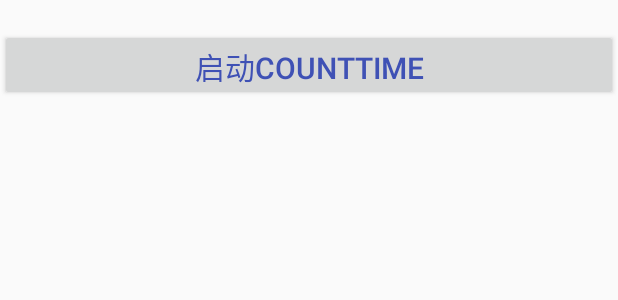
After one commit to zhiyukai/InterviewDemo, an Android app: the layout activity_count_down.xml on its own in the app's theme, with its tools: preview values and no code run, on a phone screen of 412 x 824 dp. The commit adds this screen. Shown: the top 300 px of the screen. Run offline under Robolectric (Android 15) with nearby library versions, the phone set to English and light mode, and no system bars.

Commit message:
周日来加班

```diff
--- a/app/src/main/AndroidManifest.xml
+++ b/app/src/main/AndroidManifest.xml
@@ -3,6 +3,7 @@
     xmlns:tools="http://schemas.android.com/tools"
     package="prictise.com.application1">
 
+    <uses-permission android:name="android.permission.ACCESS_NETWORK_STATE" />
     <uses-permission android:name="android.permission.WRITE_EXTERNAL_STORAGE" />
     <uses-permission android:name="android.permission.SYSTEM_ALERT_WINDOW" />
     <uses-permission android:name="android.permission.INTERNET" />
@@ -84,6 +85,8 @@
         <activity android:name=".notify.NotifyActivity" />
         <activity android:name=".gridview.GridViewActivity" />
         <activity android:name=".cusview.ClockActivity" />
+        <activity android:name=".networkTest.NetWorkActivity" />
+        <activity android:name=".countDown.CountDownActivity" />
         <activity
             android:name=".FaceDetect.FaceDetectorActivity"
             android:exported="true" />
--- a/app/src/main/java/prictise/com/application1/cusview/ClockActivity.java
+++ b/app/src/main/java/prictise/com/application1/cusview/ClockActivity.java
@@ -9,7 +9,7 @@ import prictise.com.application1.R;
 /**
  * @author zhisiyi
  * @date 18.8.26 21:49
- * @comment
+ * @comment 时钟的界面
  */
 public class ClockActivity extends Activity {
     @Override
--- /dev/null
+++ b/app/src/main/res/layout/activity_count_down.xml
@@ -0,0 +1,16 @@
+<?xml version="1.0" encoding="utf-8"?>
+<LinearLayout xmlns:android="http://schemas.android.com/apk/res/android"
+    android:layout_width="match_parent"
+    android:layout_height="match_parent"
+    android:orientation="vertical">
+
+    <TextView
+        android:id="@+id/tv_show"
+        android:layout_width="wrap_content"
+        android:layout_height="wrap_content" />
+
+    <Button
+        android:id="@+id/bt_start_time"
+        style="@style/ButtonStyle"
+        android:text="启动CountTime"/>
+</LinearLayout>
```
Also changed, not shown: app/src/main/java/prictise/com/application1/MainActivity.java (+12 -0 lines), app/src/main/java/prictise/com/application1/TestCase.java (+40 -0 lines), app/src/main/java/prictise/com/application1/countDown/CountDownActivity.java (added, +41 -0 lines), app/src/main/java/prictise/com/application1/cusview/ClockView.java (+12 -5 lines), app/src/main/java/prictise/com/application1/networkTest/NetWorkActivity.java (added, +49 -0 lines), app/src/main/res/layout/activity_main.xml (+9 -0 lines), app/src/main/res/layout/activity_network.xml (added, +11 -0 lines).
